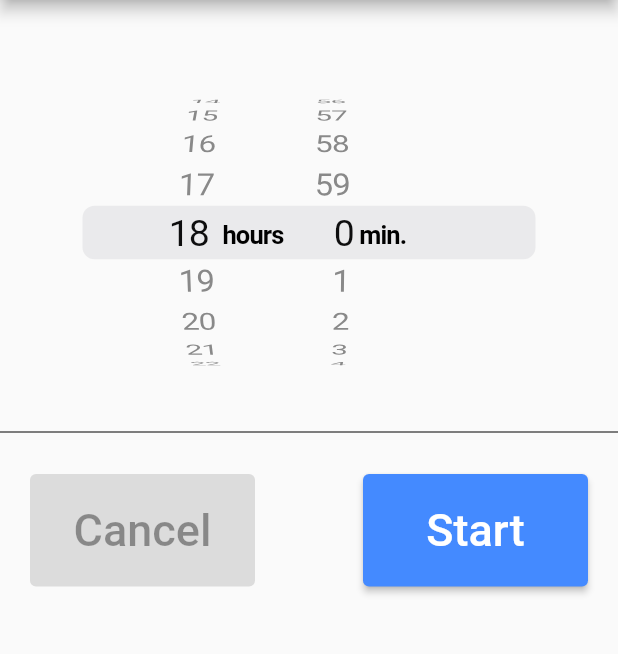
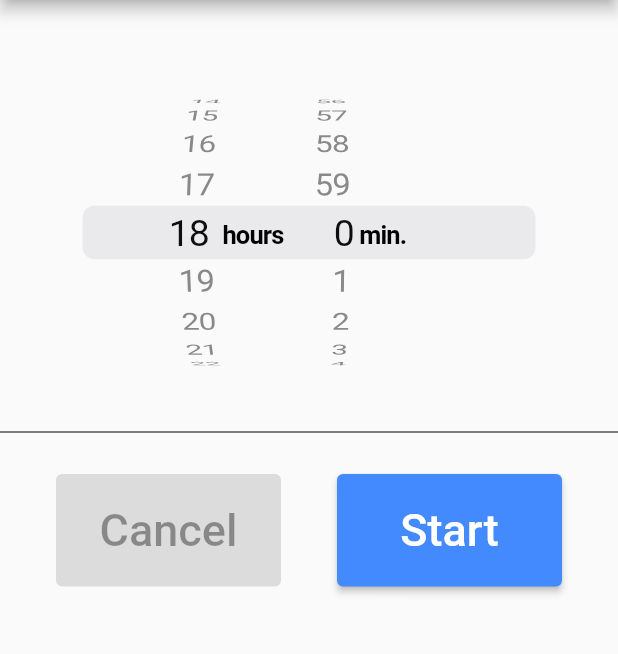
Before and after one commit to MEnesDurmus/timer-app, a Flutter app: the screen it shows after launch, scrolled down 576 dp, after a tap on "Start", after a tap on "Cancel", on a phone screen of 412 x 824 dp, the part 84-738 px from its top. Run offline on Flutter 3.47's test engine with Material 2 defaults, Android fonts, the phone set to English and light mode, and no system bars; our stand-ins replace flutter_redux, redux.

Commit message:
Timer Works

```diff
--- a/lib/custom_button.dart
+++ b/lib/custom_button.dart
@@ -14,7 +14,7 @@ class CustomButton extends StatelessWidget {
   @override
   Widget build(BuildContext context) {
     return ConstrainedBox(
-      constraints: BoxConstraints.tightFor(width: 150),
+      constraints: const BoxConstraints.tightFor(width: 150),
       child: ElevatedButton(
         onPressed: onPressed,
         child: Text(
@@ -22,7 +22,7 @@ class CustomButton extends StatelessWidget {
           style: TextStyle(fontSize: 30),
         ),
         style: ElevatedButton.styleFrom(
-            padding: EdgeInsets.all(20), primary: color),
+            padding: const EdgeInsets.all(20), primary: color),
       ),
     );
   }
--- /dev/null
+++ b/lib/extensions.dart
@@ -0,0 +1,21 @@
+extension DurationParsing on Duration {
+  String durationToString() {
+    int inSeconds = this.inSeconds;
+    String hours = (inSeconds / 3600).floor().to2Digits();
+    String minutes = (inSeconds / 60).floor().to2Digits();
+    String seconds = (inSeconds % 60).to2Digits();
+    if (inSeconds >= 3600)
+      return "$hours:$minutes:$seconds";
+    else
+      return "$minutes:$seconds";
+  }
+}
+
+extension IntParsing on int {
+  String to2Digits() {
+    if (this > 9)
+      return this.toString();
+    else
+      return "0$this";
+  }
+}
--- a/lib/main.dart
+++ b/lib/main.dart
@@ -2,13 +2,12 @@ import 'package:flutter/material.dart';
 import 'package:flutter_redux/flutter_redux.dart';
 import 'package:redux/redux.dart';
 import 'package:timer_app/redux/app_state.dart';
-import 'package:timer_app/redux/middleware.dart';
 import 'package:timer_app/redux/reducers.dart';
 import 'package:timer_app/timer_page.dart';
 
 void main() {
-  final store = Store<AppState>(appReducer,
-      initialState: AppState.initialState(), middleware: [AppMiddleware()]);
+  final store =
+      Store<AppState>(appReducer, initialState: AppState.initialState());
   runApp(MyApp(
     store: store,
   ));
--- a/lib/redux/actions.dart
+++ b/lib/redux/actions.dart
@@ -1,3 +1,5 @@
+import 'dart:async';
+
 abstract class Action {}
 
 class TimerChangedAction extends Action {
@@ -5,10 +7,19 @@ class TimerChangedAction extends Action {
   TimerChangedAction(this.changedtimer);
 }
 
-class StartStopTimerAction extends Action {
-  final MyFunction? cancelFunction;
+class TimerCountdownAction extends Action {
+  final Duration timeLeft;
+  TimerCountdownAction(this.timeLeft);
+}
 
-  StartStopTimerAction([this.cancelFunction]);
+class StartTimerAction extends Action {
+  final MyFunction cancelFunction;
+  final Timer timer;
+  StartTimerAction(this.cancelFunction, this.timer);
+}
+
+class StopTimerAction extends Action {
+  StopTimerAction();
 }
 
 typedef void MyFunction();
--- a/lib/redux/app_state.dart
+++ b/lib/redux/app_state.dart
@@ -1,16 +1,43 @@
+import 'dart:async';
+
 class AppState {
   final Duration initialtimer;
   final Function()? cancelFunction;
-  AppState({
-    required this.initialtimer,
-    this.cancelFunction,
-  });
+  final Duration timeLeft;
+  final Timer? timer;
+  AppState(
+      {required this.initialtimer,
+      this.cancelFunction,
+      this.timeLeft = const Duration(),
+      this.timer});
 
   bool get isStarted {
     return cancelFunction != null;
   }
 
+  String get timeLeftinString {
+    int inSeconds = timeLeft.inSeconds;
+    String hours = (inSeconds / 3600).floor().to2Digits();
+    String minutes = (inSeconds / 60).floor().to2Digits();
+    String seconds = (inSeconds % 60).to2Digits();
+    if (inSeconds >= 3600)
+      return "$hours:$minutes:$seconds";
+    else
+      return "$minutes:$seconds";
+  }
+
   AppState.initialState()
-      : initialtimer = new Duration(),
-        cancelFunction = null;
+      : initialtimer = Duration(),
+        cancelFunction = null,
+        timeLeft = Duration(),
+        timer = null;
 }
+
+extension IntParsing on int {
+  String to2Digits() {
+    if (this > 9)
+      return this.toString();
+    else
+      return "0$this";
+  }
+}
--- a/lib/redux/middleware.dart
+++ /dev/null
@@ -1,13 +0,0 @@
-import 'package:timer_app/redux/actions.dart';
-import 'package:timer_app/redux/app_state.dart';
-import 'package:redux/redux.dart';
-
-class AppMiddleware implements MiddlewareClass<AppState> {
-  @override
-  call(Store<AppState> store, action, NextDispatcher next) {
-    // if (action is Action) {
-    //   store.dispatch(action);
-    // }
-    next(action);
-  }
-}
--- a/lib/redux/reducers.dart
+++ b/lib/redux/reducers.dart
@@ -1,14 +1,28 @@
-import 'package:flutter_redux/flutter_redux.dart';
 import 'package:timer_app/redux/actions.dart';
 import 'package:timer_app/redux/app_state.dart';
 
 AppState appReducer(AppState state, dynamic action) {
   if (action is TimerChangedAction)
     return AppState(initialtimer: action.changedtimer);
-  if (action is StartStopTimerAction) {
+  if (action is StartTimerAction) {
+    return AppState(
+      initialtimer: state.initialtimer,
+      cancelFunction: action.cancelFunction,
+      timeLeft: state.initialtimer,
+    );
+  }
+  if (action is StopTimerAction) {
+    return AppState(
+      initialtimer: state.initialtimer,
+      cancelFunction: null,
+      timeLeft: Duration(),
+    );
+  }
+  if (action is TimerCountdownAction) {
     return AppState(
         initialtimer: state.initialtimer,
-        cancelFunction: action.cancelFunction);
+        timeLeft: action.timeLeft,
+        cancelFunction: state.cancelFunction);
   }
   return state;
 }
--- a/lib/timer_page.dart
+++ b/lib/timer_page.dart
@@ -1,11 +1,30 @@
+import 'dart:async';
+
 import 'package:flutter/cupertino.dart';
 import 'package:flutter/material.dart';
 import 'package:flutter_redux/flutter_redux.dart';
+import 'package:redux/redux.dart';
 import 'package:timer_app/custom_button.dart';
 import 'package:timer_app/redux/actions.dart';
 import 'package:timer_app/redux/app_state.dart';
 
 class TimerPage extends StatelessWidget {
+  Timer startTimer(Store<AppState> store) {
+    const oneSec = const Duration(seconds: 1);
+    return Timer.periodic(
+      oneSec,
+      (Timer timer) {
+        if (store.state.timeLeft.inSeconds == 0) {
+          timer.cancel();
+          store.dispatch(StopTimerAction());
+        } else {
+          store.dispatch(TimerCountdownAction(
+              Duration(seconds: store.state.timeLeft.inSeconds - 1)));
+        }
+      },
+    );
+  }
+
   @override
   Widget build(BuildContext context) {
     return StoreConnector<AppState, AppState>(
@@ -19,7 +38,10 @@ class TimerPage extends StatelessWidget {
                 height: 250,
                 child: state.isStarted
                     ? Center(
-                        child: Text('Timer Started!'),
+                        child: Text(
+                          "${state.timeLeftinString}",
+                          style: TextStyle(fontSize: 90),
+                        ),
                       )
                     : CupertinoTimerPicker(
                         mode: CupertinoTimerPickerMode.hm,
@@ -34,30 +56,25 @@ class TimerPage extends StatelessWidget {
               ),
               Divider(color: Colors.black),
               Padding(
-                padding: const EdgeInsets.all(20),
+                padding: const EdgeInsets.only(top: 20),
                 child: Row(
+                  mainAxisAlignment: MainAxisAlignment.spaceEvenly,
                   children: [
                     CustomButton(
                       text: 'Cancel',
+                      color: Colors.redAccent,
                       onPressed: state.cancelFunction,
-                      color: Colors.redAccent,
                     ),
-                    Expanded(
-                        child: Row(
-                      mainAxisAlignment: MainAxisAlignment.end,
-                      children: [
-                        CustomButton(
-                          onPressed: () {
-                            if (state.initialtimer.inMinutes == 0) return;
-                            store.dispatch(StartStopTimerAction(() {
-                              store.dispatch(StartStopTimerAction());
-                            }));
-                          },
-                          text: 'Start',
-                          color: Colors.blueAccent,
-                        ),
-                      ],
-                    ))
+                    CustomButton(
+                      text: 'Start',
+                      color: Colors.blueAccent,
+                      onPressed: () {
+                        if (state.initialtimer.inMinutes == 0) return;
+                        store.dispatch(StartTimerAction(() {
+                          store.dispatch(StopTimerAction());
+                        }, startTimer(store)));
+                      },
+                    )
                   ],
                 ),
               )
```
Also changed, not shown: 1 other file.
